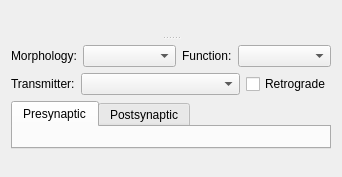
Above: src/scipyen/gui/widgets/dataclasswidgets/chemicalsynapsewidget.ui from ctigaret/scipyen before the change. Below: the same form after it.
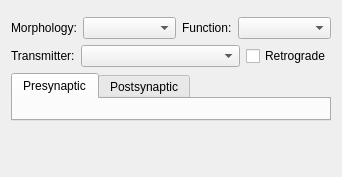
That is the form after the change. Custom widgets are drawn as their Qt base class.

Diff of the .ui file:
```diff
--- a/src/scipyen/gui/widgets/dataclasswidgets/chemicalsynapsewidget.ui
+++ b/src/scipyen/gui/widgets/dataclasswidgets/chemicalsynapsewidget.ui
@@ -15,20 +15,9 @@
   </property>
   <layout class="QGridLayout" name="gridLayout_3">
    <item row="0" column="0">
-    <widget class="QSplitter" name="splitter">
-     <property name="orientation">
-      <enum>Qt::Orientation::Vertical</enum>
-     </property>
-     <property name="handleWidth">
-      <number>3</number>
-     </property>
-     <widget class="DataExchangeWidget" name="dataExchangeWidget" native="true"/>
-     <widget class="QWidget" name="layoutWidget">
-      <layout class="QVBoxLayout" name="verticalLayout">
-       <item>
         <widget class="NameDescriptionWidget" name="nameDescriptionWidget" native="true"/>
        </item>
-       <item>
+   <item row="1" column="0">
         <layout class="QHBoxLayout" name="horizontalLayout">
          <item>
           <widget class="QLabel" name="label">
@@ -72,7 +61,7 @@
          </item>
         </layout>
        </item>
-       <item>
+   <item row="2" column="0">
         <layout class="QHBoxLayout" name="horizontalLayout_3">
          <item>
           <widget class="QLabel" name="label_3">
@@ -103,7 +92,7 @@
          </item>
         </layout>
        </item>
-       <item>
+   <item row="3" column="0">
         <widget class="QTabWidget" name="chemicalSynapseComponentsTabWidget">
          <property name="currentIndex">
           <number>0</number>
@@ -130,7 +119,7 @@
          </widget>
         </widget>
        </item>
-       <item>
+   <item row="4" column="0">
         <spacer name="verticalSpacer">
          <property name="orientation">
           <enum>Qt::Orientation::Vertical</enum>
@@ -138,24 +127,14 @@
          <property name="sizeHint" stdset="0">
           <size>
            <width>20</width>
-           <height>40</height>
+       <height>2</height>
           </size>
          </property>
         </spacer>
        </item>
       </layout>
      </widget>
-    </widget>
-   </item>
-  </layout>
- </widget>
  <customwidgets>
-  <customwidget>
-   <class>DataExchangeWidget</class>
-   <extends>QWidget</extends>
-   <header location="global">gui.widgets.dataclasswidgets.dataexchangewidget</header>
-   <container>1</container>
-  </customwidget>
   <customwidget>
    <class>NameDescriptionWidget</class>
    <extends>QWidget</extends>
```
Lines whose indentation alone changed are shown as unchanged.
